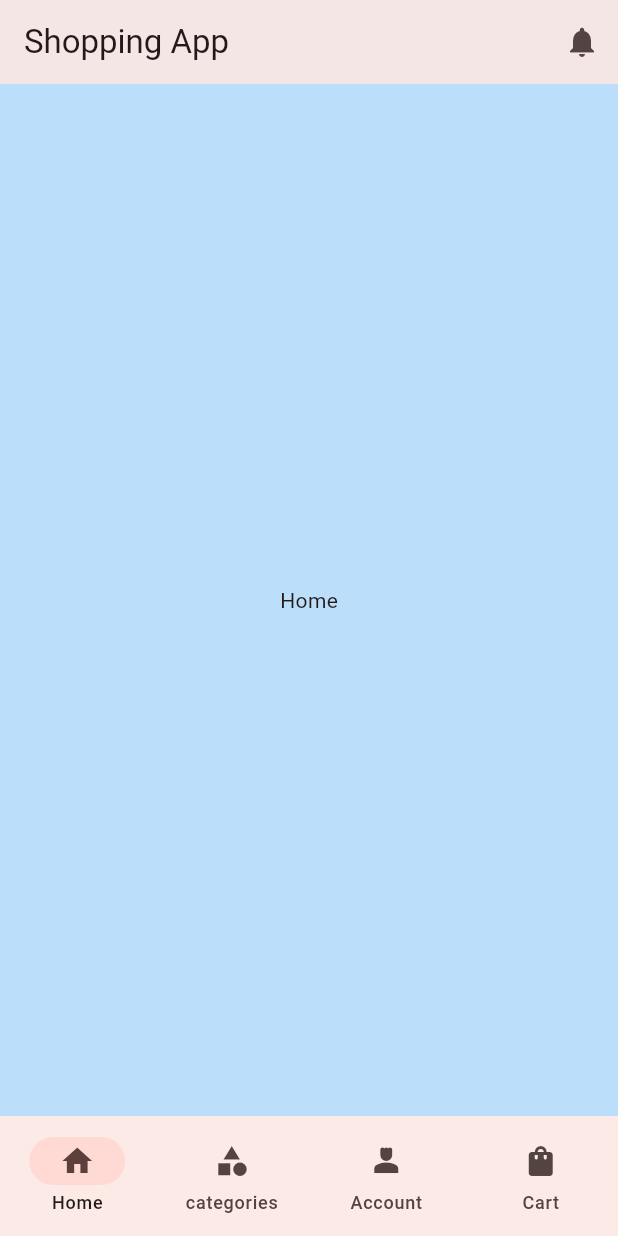
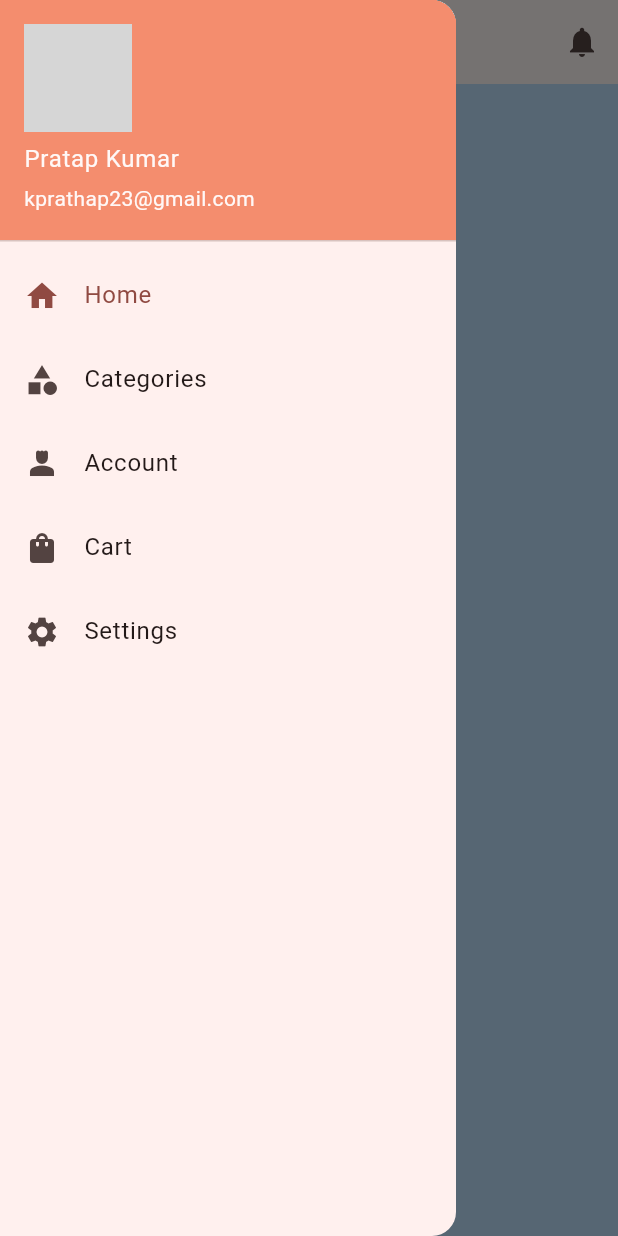
Before and after one commit to kprathap23/FlutterApps, a Flutter app: the screen it shows after launch, with the side drawer open (before the commit the screen has no drawer), on a phone screen of 412 x 824 dp. Run offline on Flutter 3.47's test engine with Material 3 defaults, Android fonts, the phone set to English and light mode, and no system bars; our stand-ins replace badges, cached_network_image, connectivity_plus, flutter_rating_bar, timeago, webview_flutter; network calls fail; grey boxes are pictures that could not be loaded.

Commit message:
drawer navigation code added

```diff
--- a/flutter_ui_screens/lib/main.dart
+++ b/flutter_ui_screens/lib/main.dart
@@ -1,4 +1,5 @@
 import 'package:flutter/material.dart';
+import 'package:flutter_ui_screens/screens/drawer/DrawerNavigationScreen.dart';
 
 import 'screens/bottombar/BottomNavigationScreen.dart';
 
@@ -19,7 +20,8 @@ class MyApp extends StatelessWidget {
         colorScheme: ColorScheme.fromSeed(seedColor: Colors.red),
         useMaterial3: true,
       ),
-      home: const BottomNavigationScreen(),
+      // home: const BottomNavigationScreen(),
+      home: DrawerNavgiationScreen(),
     );
   }
 }
--- /dev/null
+++ b/flutter_ui_screens/lib/screens/drawer/DrawerNavigationScreen.dart
@@ -0,0 +1,139 @@
+import 'package:flutter/material.dart';
+import 'package:flutter_ui_screens/screens/shared/HomeScreen.dart';
+
+import '../shared/AccountScreen.dart';
+import '../shared/CartScreen.dart';
+import '../shared/CategoriesScreen.dart';
+import '../shared/NotificationsScreen.dart';
+import '../shared/SettingsScreen.dart';
+
+class DrawerNavgiationScreen extends StatefulWidget {
+  DrawerNavgiationScreen({
+    super.key,
+  });
+
+  @override
+  State<DrawerNavgiationScreen> createState() => _DrawerNavgiationScreenState();
+}
+
+class _DrawerNavgiationScreenState extends State<DrawerNavgiationScreen> {
+  int _selectedIndex = 0;
+  static const TextStyle optionStyle =
+      TextStyle(fontSize: 30, fontWeight: FontWeight.bold);
+  List<Widget> _widgetOptions = <Widget>[];
+
+  void _onItemTapped(int index) {
+    setState(() {
+      _selectedIndex = index;
+    });
+  }
+
+  @override
+  Widget build(BuildContext context) {
+    return Scaffold(
+      appBar: AppBar(
+        centerTitle: true,
+        title: Text("Shopping App"),
+        actions: [
+          IconButton(
+            icon: const Icon(Icons.notifications),
+            onPressed: () {
+              Navigator.push(
+                context,
+                MaterialPageRoute(builder: (context) => NotificationsScreens()),
+              );
+            },
+          ),
+        ],
+      ),
+      body: Center(
+        child: [
+          HomeScreen(name: "Home"),
+          CategoriesScreen(name: "Categories"),
+          AccountScreen(name: "Account"),
+          CartScreen(name: "Cart"),
+          SettingsScreen(),
+        ][_selectedIndex],
+      ),
+      drawer: Drawer(
+        child: ListView(
+          // Important: Remove any padding from the ListView.
+          padding: EdgeInsets.zero,
+          children: [
+            const UserAccountsDrawerHeader(
+              accountName: Text("Pratap Kumar"),
+              accountEmail: Text("kprathap23@gmail.com"),
+              decoration: BoxDecoration(
+                color: Color.fromARGB(255, 244, 141, 110),
+              ),
+              currentAccountPicture: CircleAvatar(
+                  backgroundImage: NetworkImage(
+                      "https://randomuser.me/api/portraits/men/46.jpg")),
+            ),
+            // const DrawerHeader(
+            //   decoration: BoxDecoration(
+            //     color: Colors.blue,
+            //   ),
+            //   child: Text('Drawer Header'),
+            // ),
+            ListTile(
+              leading: const Icon(Icons.home),
+              title: const Text('Home'),
+              selected: _selectedIndex == 0,
+              onTap: () {
+                // Update the state of the app
+                _onItemTapped(0);
+                // Then close the drawer
+                Navigator.pop(context);
+              },
+            ),
+            ListTile(
+              leading: const Icon(Icons.category),
+              title: const Text('Categories'),
+              selected: _selectedIndex == 1,
+              onTap: () {
+                // Update the state of the app
+                _onItemTapped(1);
+                // Then close the drawer
+                Navigator.pop(context);
+              },
+            ),
+            ListTile(
+              leading: const Icon(Icons.person_4),
+              title: const Text('Account'),
+              selected: _selectedIndex == 2,
+              onTap: () {
+                // Update the state of the app
+                _onItemTapped(2);
+                // Then close the drawer
+                Navigator.pop(context);
+              },
+            ),
+            ListTile(
+              leading: const Icon(Icons.shopping_bag),
+              title: const Text('Cart'),
+              selected: _selectedIndex == 3,
+              onTap: () {
+                // Update the state of the app
+                _onItemTapped(3);
+                // Then close the drawer
+                Navigator.pop(context);
+              },
+            ),
+            ListTile(
+              leading: const Icon(Icons.settings),
+              title: const Text('Settings'),
+              selected: _selectedIndex == 4,
+              onTap: () {
+                // Update the state of the app
+                _onItemTapped(4);
+                // Then close the drawer
+                Navigator.pop(context);
+              },
+            ),
+          ],
+        ),
+      ),
+    );
+  }
+}
```
Also changed, not shown: flutter_ui_screens/lib/screens/bottombar/BottomNavigationScreen.dart (+5 -5 lines), flutter_ui_screens/lib/screens/shared/SettingsScreen.dart (added, +17 -0 lines), flutter_ui_screens/lib/screens/shared/AccountScreen.dart (renamed from flutter_ui_screens/lib/screens/bottombar/AccountScreen.dart), flutter_ui_screens/lib/screens/shared/CartScreen.dart (renamed from flutter_ui_screens/lib/screens/bottombar/CartScreen.dart), flutter_ui_screens/lib/screens/shared/CategoriesScreen.dart (renamed from flutter_ui_screens/lib/screens/bottombar/CategoriesScreen.dart), flutter_ui_screens/lib/screens/shared/HomeScreen.dart (renamed from flutter_ui_screens/lib/screens/bottombar/HomeScreen.dart), flutter_ui_screens/lib/screens/shared/NotificationsScreen.dart (renamed from flutter_ui_screens/lib/screens/bottombar/NotificationsScreen.dart).
